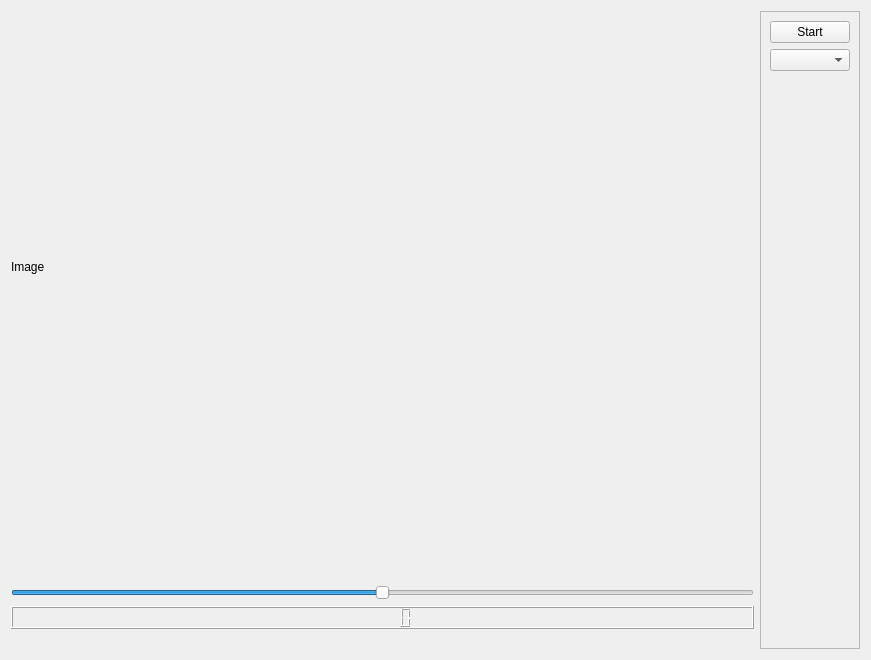
First picture: the form in components/pan_tilt_attention_control/src/localUI.ui, repository robocomp/dsr-graph, before the edit.
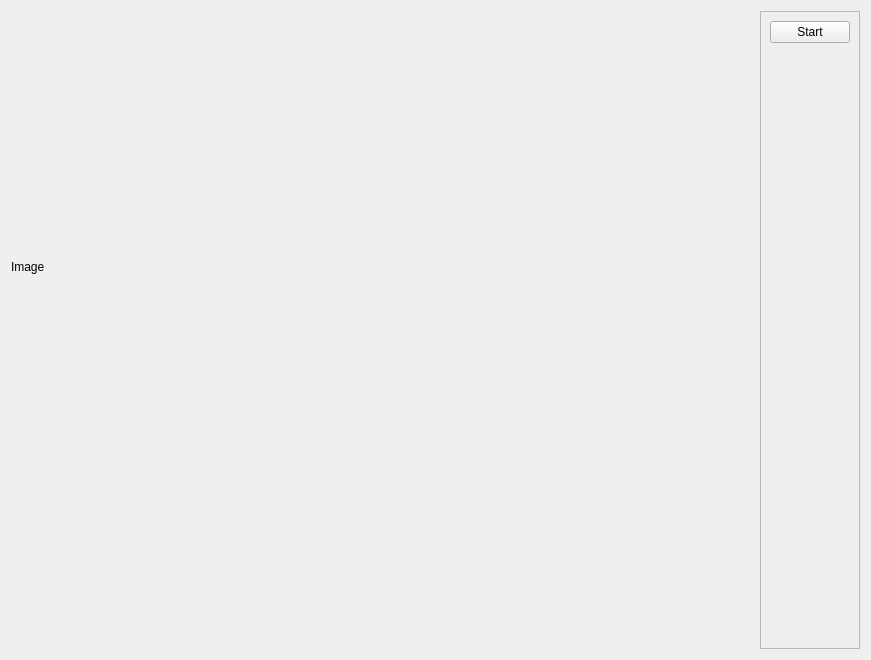
Second picture: the form after the edit.

```diff
--- a/components/pan_tilt_attention_control/src/localUI.ui
+++ b/components/pan_tilt_attention_control/src/localUI.ui
@@ -50,45 +50,6 @@
          </property>
         </spacer>
        </item>
-       <item>
-        <widget class="QSlider" name="horizontalSlider">
-         <property name="minimumSize">
-          <size>
-           <width>512</width>
-           <height>0</height>
-          </size>
-         </property>
-         <property name="minimum">
-          <number>-100</number>
-         </property>
-         <property name="maximum">
-          <number>100</number>
-         </property>
-         <property name="orientation">
-          <enum>Qt::Horizontal</enum>
-         </property>
-        </widget>
-       </item>
-       <item>
-        <widget class="QLCDNumber" name="pan">
-         <property name="maximumSize">
-          <size>
-           <width>16777215</width>
-           <height>100</height>
-          </size>
-         </property>
-         <property name="font">
-          <font>
-           <family>Ubuntu Condensed</family>
-           <weight>75</weight>
-           <bold>true</bold>
-          </font>
-         </property>
-         <property name="smallDecimalPoint">
-          <bool>true</bool>
-         </property>
-        </widget>
-       </item>
        <item>
         <spacer name="horizontalSpacer">
          <property name="orientation">
@@ -128,13 +89,6 @@
             </property>
            </widget>
           </item>
-          <item>
-           <widget class="QComboBox" name="comboBox">
-            <property name="currentText">
-             <string/>
-            </property>
-           </widget>
-          </item>
           <item>
            <spacer name="verticalSpacer">
             <property name="orientation">
```
